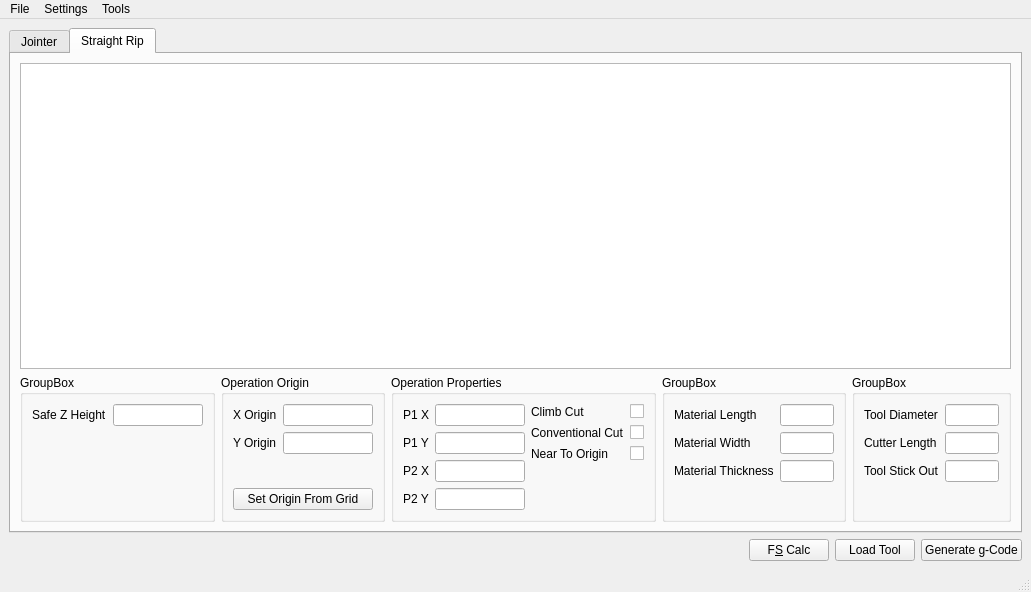
This is Main.ui in dirktheeng/CNCWoodworkingGCodeCreator as Qt 5 draws it before an edit. The edited form follows.
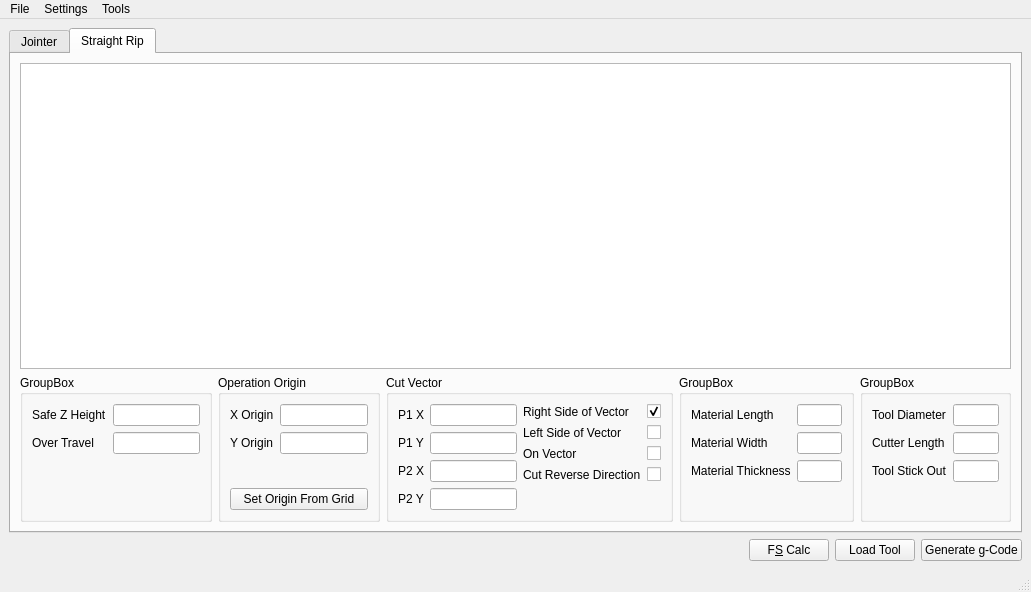
This is the edited form.

Commit message: finalized the vector definition for the straight rip module

Diff of the .ui file:
```diff
--- a/Main.ui
+++ b/Main.ui
@@ -442,7 +442,7 @@
                 <item row="0" column="2">
                  <widget class="QGroupBox" name="groupBox_4">
                   <property name="title">
-                   <string>Operation Properties</string>
+                   <string>Cut Vector</string>
                   </property>
                   <layout class="QGridLayout" name="gridLayout_13">
                    <item row="0" column="1">
@@ -455,17 +455,24 @@
                        <item row="0" column="0">
                         <widget class="QLabel" name="climbCutLabel">
                          <property name="text">
-                          <string>Climb Cut</string>
+                          <string>Right Side of Vector</string>
                          </property>
                         </widget>
                        </item>
                        <item row="0" column="1">
-                        <widget class="QCheckBox" name="climbCutCheckBox"/>
+                        <widget class="QCheckBox" name="rightSideOfVectorCheckBox">
+                         <property name="checked">
+                          <bool>true</bool>
+                         </property>
+                         <attribute name="buttonGroup">
+                          <string notr="true">StraightRipVectorButtonGroup</string>
+                         </attribute>
+                        </widget>
                        </item>
                        <item row="1" column="0">
                         <widget class="QLabel" name="conventionalCutLabel">
                          <property name="text">
-                          <string>Conventional Cut</string>
+                          <string>Left Side of Vector</string>
                          </property>
                         </widget>
                        </item>
@@ -475,12 +482,26 @@
                        <item row="2" column="0">
                         <widget class="QLabel" name="nearToOriginLabel">
                          <property name="text">
-                          <string>Near To Origin</string>
+                          <string>On Vector</string>
                          </property>
                         </widget>
                        </item>
                        <item row="2" column="1">
-                        <widget class="QCheckBox" name="nearToOriginCheckBox"/>
+                        <widget class="QCheckBox" name="onVectorCheckBox">
+                         <attribute name="buttonGroup">
+                          <string notr="true">StraightRipVectorButtonGroup</string>
+                         </attribute>
+                        </widget>
+                       </item>
+                       <item row="3" column="0">
+                        <widget class="QLabel" name="cutReverseDirectionLabel">
+                         <property name="text">
+                          <string>Cut Reverse Direction</string>
+                         </property>
+                        </widget>
+                       </item>
+                       <item row="3" column="1">
+                        <widget class="QCheckBox" name="cutReverseDirectionCheckBox"/>
                        </item>
                       </layout>
                      </item>
@@ -560,6 +581,16 @@
                        <item row="0" column="1">
                         <widget class="QLineEdit" name="safeZHeightLineEdit_2"/>
                        </item>
+                       <item row="1" column="0">
+                        <widget class="QLabel" name="overTravelLabel_2">
+                         <property name="text">
+                          <string>Over Travel</string>
+                         </property>
+                        </widget>
+                       </item>
+                       <item row="1" column="1">
+                        <widget class="QLineEdit" name="overTravelLineEdit_2"/>
+                       </item>
                       </layout>
                      </item>
                     </layout>
```
Left out of the diff: 15 changed lines with no effect on the pictures. The commit also changes 8 other files.
